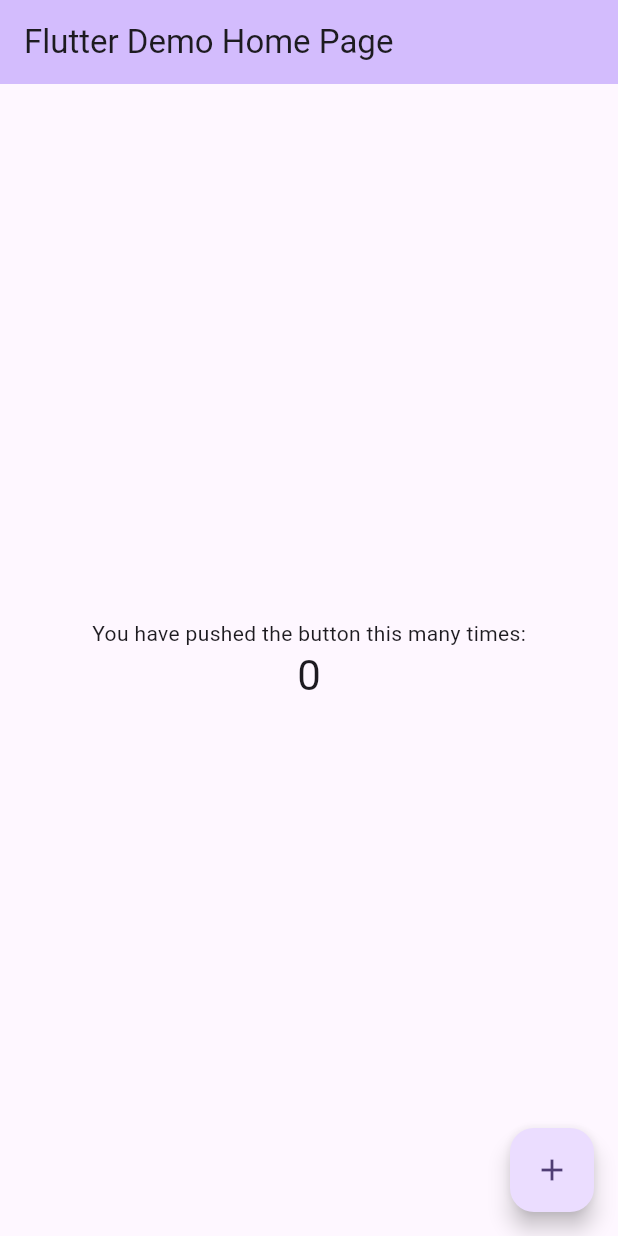
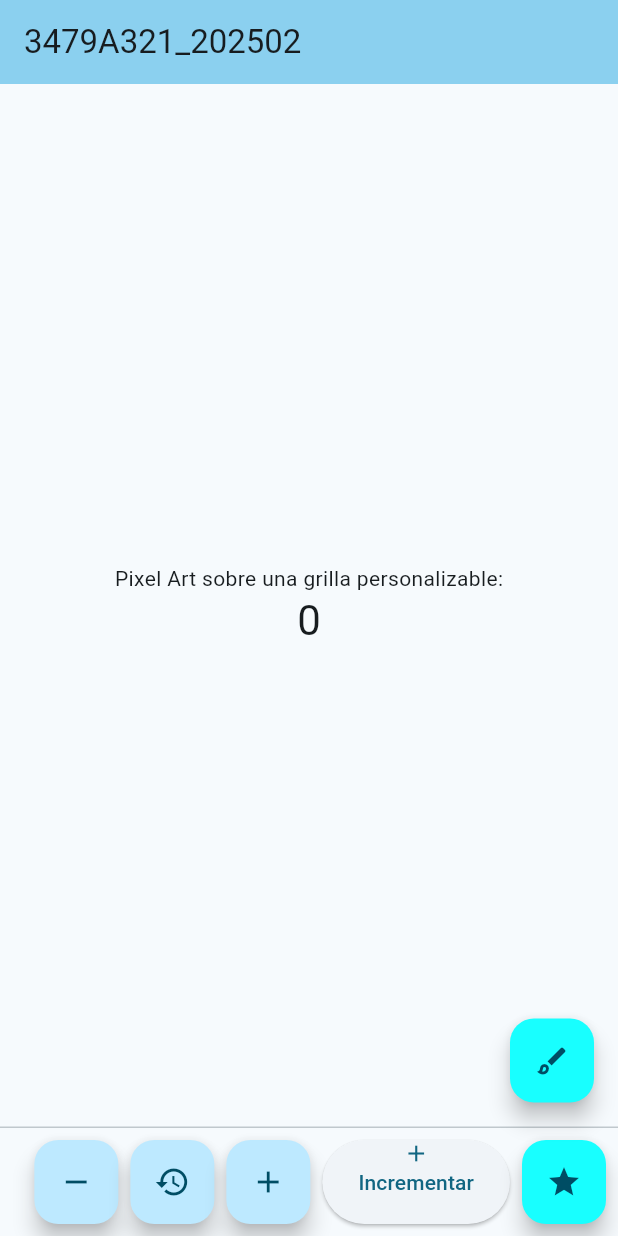
Before and after one commit to mmoscosodcl/3479A321_202502, a Flutter app: the screen it shows after launch, on a phone screen of 412 x 824 dp. Run offline on Flutter 3.47's test engine with Material 3 defaults, Android fonts, the phone set to English and light mode, and no system bars.

Commit message:
Ajuste de la presentacion de la APP con colores

```diff
--- a/lib/main.dart
+++ b/lib/main.dart
@@ -11,7 +11,7 @@
   @override
   Widget build(BuildContext context) {
     return MaterialApp(
-      title: 'Flutter Demo',
+      title: '3479A321_202502',
       theme: ThemeData(
         // This is the theme of your application.
         //
@@ -28,9 +28,9 @@
         //
         // This works for code too, not just values: Most code changes can be
         // tested with just a hot reload.
-        colorScheme: ColorScheme.fromSeed(seedColor: Colors.deepPurple),
+        colorScheme: ColorScheme.fromSeed(seedColor: Colors.blueGrey),
       ),
-      home: const MyHomePage(title: 'Flutter Demo Home Page'),
+      home: const MyHomePage(title: '3479A321_202502'),
     );
   }
 }
@@ -55,6 +55,8 @@
 
 class _MyHomePageState extends State<MyHomePage> {
   int _counter = 0;
+  int _defaultValue = 12;
+  Color _color = Colors.cyanAccent;
 
   void _incrementCounter() {
     setState(() {
@@ -66,6 +68,29 @@
       _counter++;
     });
   }
+
+  void _decrementCounter() {
+    setState(() {
+      _counter--;
+    });
+  }
+
+  void _restoreCounter() {
+    setState(() {
+      _counter = _defaultValue;
+    });
+  }
+
+  void _setColor() {
+    setState(() {
+      if (_color != Colors.green) {
+        _color = Colors.green; // Change to green if not already
+      } else {
+        _color = Colors.cyanAccent; // Reset to default color
+      }
+    });
+  }
+
 
   @override
   Widget build(BuildContext context) {
@@ -104,7 +129,7 @@
           // wireframe for each widget.
           mainAxisAlignment: MainAxisAlignment.center,
           children: <Widget>[
-            const Text('You have pushed the button this many times:'),
+            const Text('Pixel Art sobre una grilla personalizable:'),
             Text(
               '$_counter',
               style: Theme.of(context).textTheme.headlineMedium,
@@ -113,10 +138,43 @@
         ),
       ),
       floatingActionButton: FloatingActionButton(
-        onPressed: _incrementCounter,
+        backgroundColor: _color,
+        onPressed: null,
         tooltip: 'Increment',
-        child: const Icon(Icons.add),
+        child: const Icon(Icons.brush_outlined),
       ), // This trailing comma makes auto-formatting nicer for build methods.
+      persistentFooterButtons: [
+        FloatingActionButton(
+          onPressed: _decrementCounter,
+          tooltip: 'Decrement',
+          child: const Icon(Icons.remove),
+        ),
+        FloatingActionButton(
+          onPressed: _restoreCounter,
+          tooltip: 'Restore',
+          child: const Icon(Icons.restore),
+        ),
+        FloatingActionButton(
+          onPressed: _incrementCounter,
+          tooltip: 'Increment',
+          child: const Icon(Icons.add),
+        ),
+        ElevatedButton(
+          onPressed: _incrementCounter,
+          child: Column(
+            children: [
+              Icon(Icons.add),
+              Text('Incrementar'),
+              ]),
+        ),
+        FloatingActionButton(
+          onPressed: _setColor,
+          backgroundColor: _color,
+          tooltip: 'Custom Action',
+          child: const Icon(Icons.star),
+        ),
+
+      ],
     );
   }
 }
```
